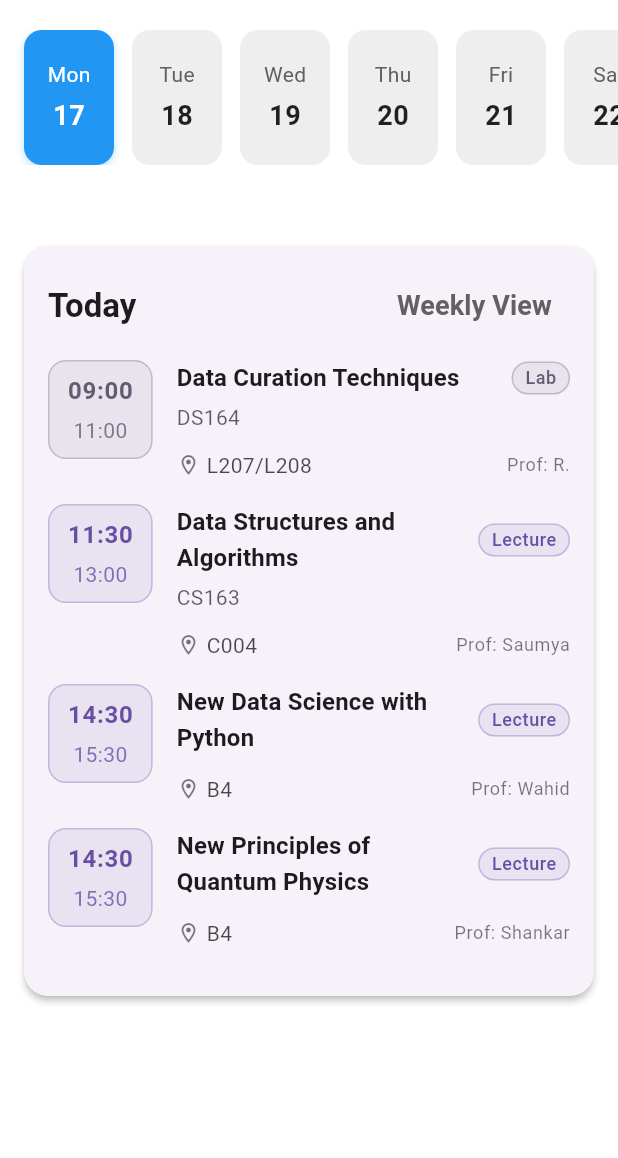
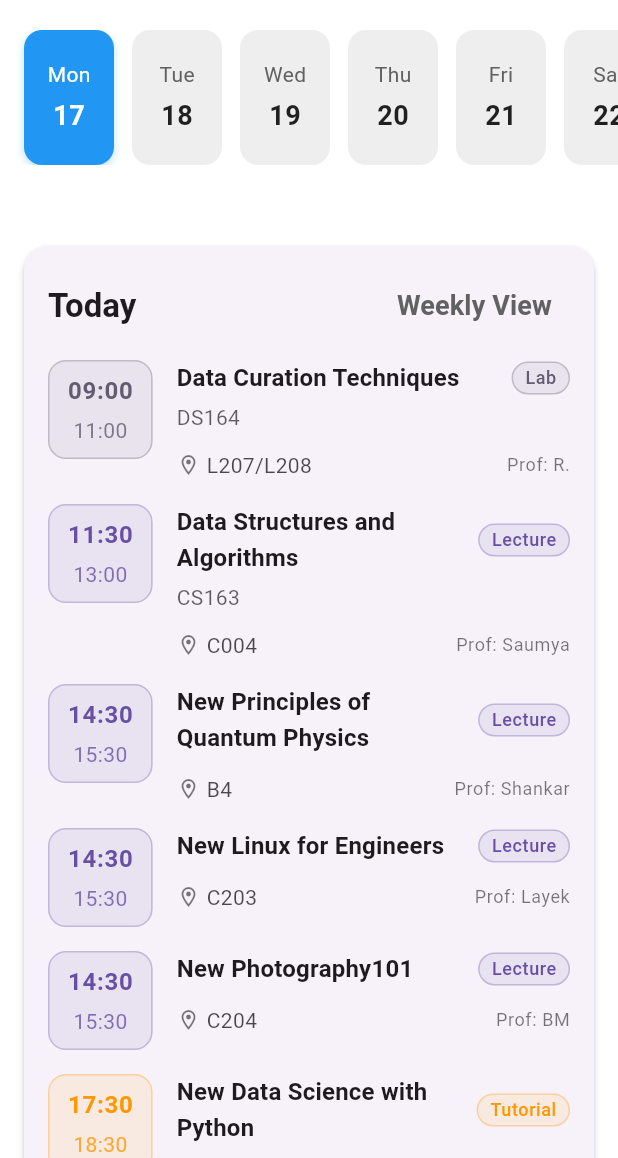
Before and after one commit to rd6260/college_clock, a Flutter app: the screen it shows after launch, on a phone screen of 412 x 824 dp, the part 78-1236 px from its top. Run offline on Flutter 3.47's test engine with Material 3 defaults, Android fonts, the phone set to English and light mode, and no system bars; our stand-ins replace dots_indicator, google_fonts, shared_preferences.

Commit message:
data added

```diff
--- a/lib/utils/course_data.dart
+++ b/lib/utils/course_data.dart
@@ -8,7 +8,7 @@ final List<Course> courses = [
     courseCode: "MA163",
     professor: "Dr. Sibasankar Padhy",
     credits: "3-1-0-0-2",
-    segment: "Full Semester",
+    segment: "Half Semester",
     lectureSessions: [],
   ),
   Course(
@@ -17,7 +17,7 @@ final List<Course> courses = [
     professor: "Dr. Dibyajyoti Guha",
     credits: "3-1-0-0-2",
     labAssistants: ["Shri Ranga Pujari", "Ashwini Chikkenakoppa"],
-    segment: "Full Semester",
+    segment: "Half Semester",
     lectureSessions: [
       CourseSession(
         day: 3, // Wednesday
@@ -41,7 +41,7 @@ final List<Course> courses = [
     professor: "Dr. Manjunath",
     credits: "3-0-2-0-2",
     labAssistants: ["Vinod", "Basavaraj Choukimath"],
-    segment: "Full Semester",
+    segment: "Half Semester",
     lectureSessions: [
       CourseSession(
         day: 2, // Tuesday
@@ -157,8 +157,7 @@ final List<Course> courses = [
       ),
     ],
   ),
-  // ];
-  // final List<Course> openElectives = [
+  // Open Electives
   Course(
     courseName: "New Data Science with Python",
     aliasName: "DSWP",
@@ -167,10 +166,18 @@ final List<Course> courses = [
     segment: "Half Semester",
     lectureSessions: [
       CourseSession(
-        day: 1, // Monday
-        startTime: TimeOfDay(hour: 14, minute: 30),
-        endTime: TimeOfDay(hour: 15, minute: 30),
-        classroom: "B4",
+        day: 4,
+        startTime: TimeOfDay(hour: 11, minute: 45),
+        endTime: TimeOfDay(hour: 13, minute: 15),
+        classroom: "C002",
+      ),
+    ],
+    tutorialSessions: [
+      CourseSession(
+        day: 1,
+        startTime: TimeOfDay(hour: 17, minute: 30),
+        endTime: TimeOfDay(hour: 18, minute: 30),
+        classroom: "C002",
       ),
     ],
   ),
@@ -190,7 +197,7 @@ final List<Course> courses = [
     ],
   ),
   Course(
-    courseName: "New Industry Insights Program Part 1",
+    courseName: "Industry Insights Program Part 1",
     aliasName: "IIP",
     professor: "Mr. Ram Subramanian & Mr. Sasi Kumar Sundara Rajan",
     credits: "1-0-0-0-1",
@@ -220,9 +227,23 @@ final List<Course> courses = [
     segment: "Half Semester",
     lectureSessions: [
       CourseSession(
-        day: 4, // Thursday
+        day: 1,
         startTime: TimeOfDay(hour: 14, minute: 30),
         endTime: TimeOfDay(hour: 15, minute: 30),
+        classroom: "C203",
+      ),
+      CourseSession(
+        day: 3,
+        startTime: TimeOfDay(hour: 11, minute: 45),
+        endTime: TimeOfDay(hour: 13, minute: 15),
+        classroom: "C203",
+      ),
+    ],
+    tutorialSessions: [
+      CourseSession(
+        day: 5,
+        startTime: TimeOfDay(hour: 12, minute: 15),
+        endTime: TimeOfDay(hour: 13, minute: 15),
         classroom: "C203",
       ),
     ],
@@ -235,9 +256,23 @@ final List<Course> courses = [
     segment: "Half Semester",
     lectureSessions: [
       CourseSession(
-        day: 4, // Thursday
+        day: 1,
         startTime: TimeOfDay(hour: 14, minute: 30),
         endTime: TimeOfDay(hour: 15, minute: 30),
+        classroom: "C204",
+      ),
+      CourseSession(
+        day: 3,
+        startTime: TimeOfDay(hour: 11, minute: 45),
+        endTime: TimeOfDay(hour: 13, minute: 15),
+        classroom: "C204",
+      ),
+    ],
+    tutorialSessions: [
+      CourseSession(
+        day: 5,
+        startTime: TimeOfDay(hour: 12, minute: 15),
+        endTime: TimeOfDay(hour: 13, minute: 15),
         classroom: "C204",
       ),
     ],
```
